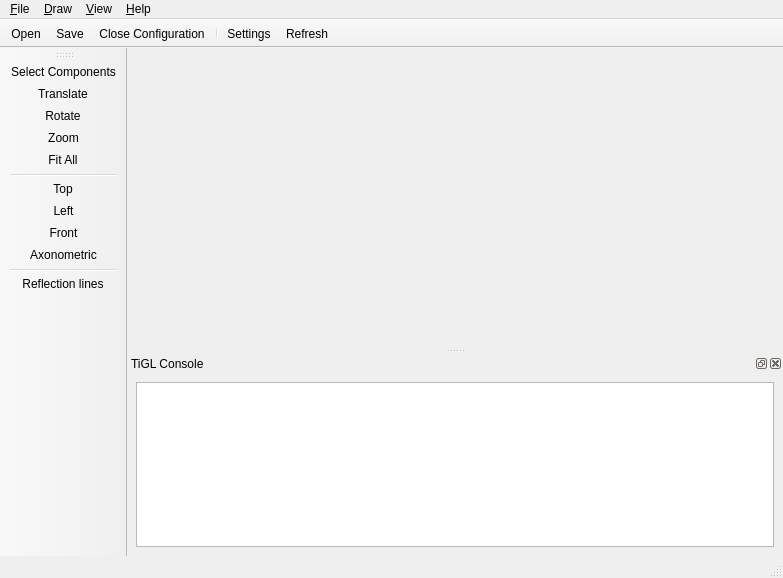
Before: the Qt Designer form TIGLViewer/src/TIGLViewerWindow.ui in cfsengineering/CPACSCreator-Version0, drawn with Qt 5.
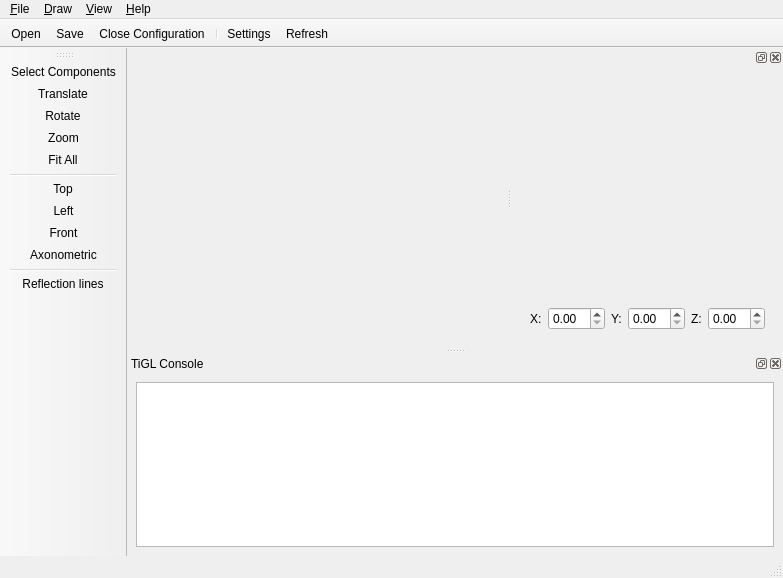
After: the same form once the commit is applied. Icons and pictures are not drawn. Custom widgets are drawn as their Qt base class.

Commit message: TiglPoint interface for qtdesign

```diff
--- a/TIGLViewer/src/TIGLViewerWindow.ui
+++ b/TIGLViewer/src/TIGLViewerWindow.ui
@@ -374,6 +374,64 @@
     </layout>
    </widget>
   </widget>
+  <widget class="QDockWidget" name="wingDockWidget">
+   <attribute name="dockWidgetArea">
+    <number>2</number>
+   </attribute>
+   <widget class="QWidget" name="dockWidgetContents">
+    <layout class="QVBoxLayout" name="verticalLayout_2">
+     <item>
+      <spacer name="verticalSpacer">
+       <property name="orientation">
+        <enum>Qt::Vertical</enum>
+       </property>
+       <property name="sizeHint" stdset="0">
+        <size>
+         <width>20</width>
+         <height>40</height>
+        </size>
+       </property>
+      </spacer>
+     </item>
+     <item>
+      <widget class="TIGLPointWidget" name="tiglPointInput" native="true">
+       <layout class="QHBoxLayout" name="PointInput">
+        <item>
+         <widget class="QLabel" name="labelX">
+          <property name="text">
+           <string>X:</string>
+          </property>
+         </widget>
+        </item>
+        <item>
+         <widget class="QDoubleSpinBox" name="doubleSpinBoxZ"/>
+        </item>
+        <item>
+         <widget class="QLabel" name="labelY">
+          <property name="text">
+           <string>Y:</string>
+          </property>
+         </widget>
+        </item>
+        <item>
+         <widget class="QDoubleSpinBox" name="doubleSpinBoxX"/>
+        </item>
+        <item>
+         <widget class="QLabel" name="labelZ">
+          <property name="text">
+           <string>Z:</string>
+          </property>
+         </widget>
+        </item>
+        <item>
+         <widget class="QDoubleSpinBox" name="doubleSpinBoxY"/>
+        </item>
+       </layout>
+      </widget>
+     </item>
+    </layout>
+   </widget>
+  </widget>
   <action name="newAction">
    <property name="text">
     <string>&amp;New</string>
@@ -1470,6 +1528,12 @@
    <extends>QPlainTextEdit</extends>
    <header>TiglViewerConsole.h</header>
   </customwidget>
+  <customwidget>
+   <class>TIGLPointWidget</class>
+   <extends>QWidget</extends>
+   <header>TIGLPointWidget.h</header>
+   <container>1</container>
+  </customwidget>
  </customwidgets>
  <resources>
   <include location="TIGLViewer.qrc"/>
```
The commit also changes 11 other files.
